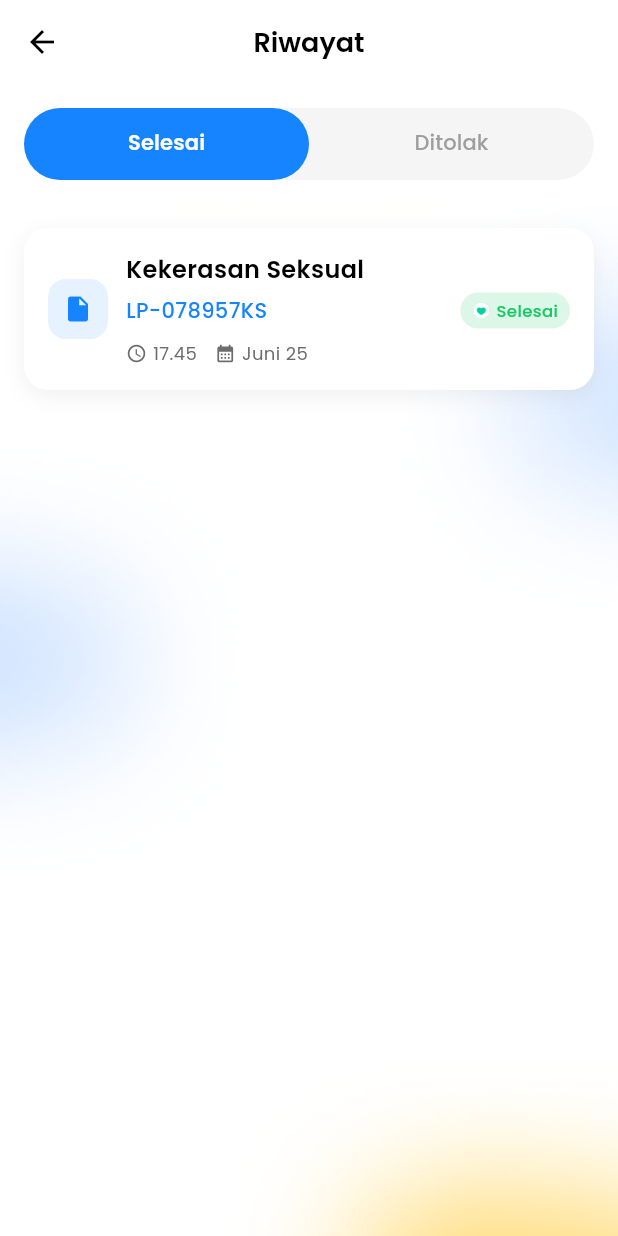
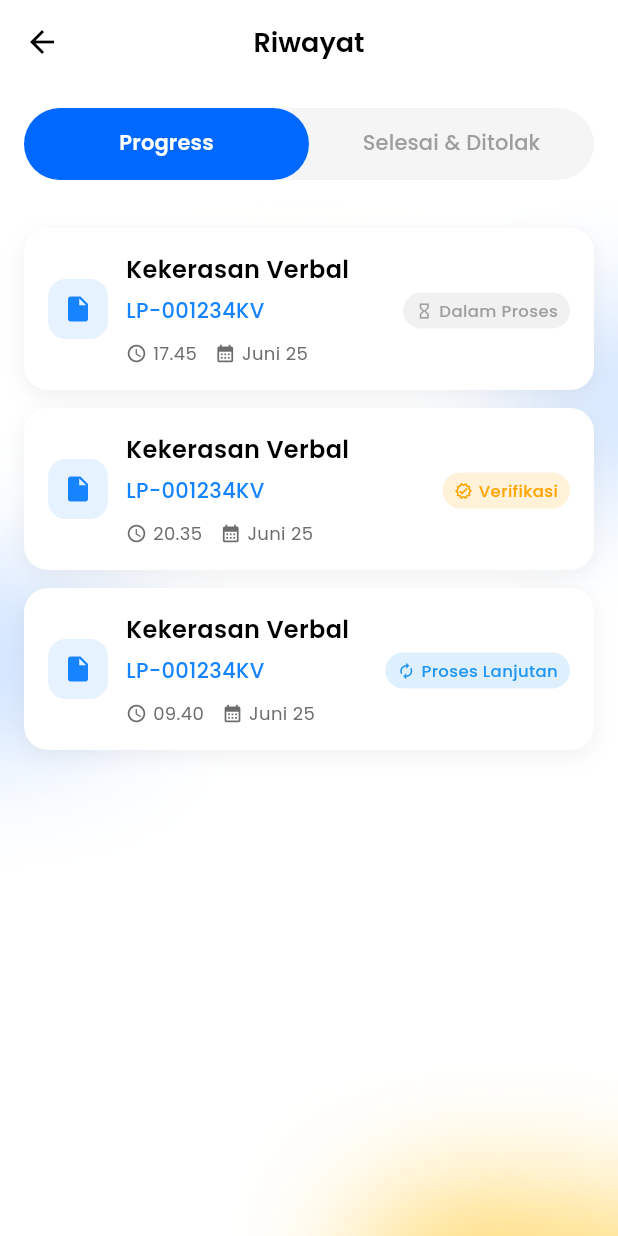
Before and after one commit to Arsieruuu/ppkpt_mobile, a Flutter app: the RiwayatPage screen opened directly, on a phone screen of 412 x 824 dp. Run offline on Flutter 3.47's test engine with Material 3 defaults, Android fonts, the light colour scheme and no system bars.

Commit message:
fix update riwayat and fix back button laporan

```diff
--- a/lib/models/report.dart
+++ b/lib/models/report.dart
@@ -15,4 +15,10 @@ class Report {
   });
 }
 
-enum ReportStatus { selesai, ditolak }
+enum ReportStatus {
+  dalamProses,
+  verifikasi,
+  prosesLanjutan,
+  selesai,
+  ditolak
+}
--- a/lib/pages/riwayat_page.dart
+++ b/lib/pages/riwayat_page.dart
@@ -26,7 +26,28 @@ class _RiwayatPageState extends State<RiwayatPage> with SingleTickerProviderStat
   }
 
   // Data dummy
-  final List<Report> reports = [
+  final List<Report> allReports = [
+    Report(
+      id: 'LP-001234KV',
+      title: 'Kekerasan Verbal',
+      time: '17.45',
+      date: DateTime(2025, 6, 24),
+      status: ReportStatus.dalamProses,
+    ),
+    Report(
+      id: 'LP-001234KV',
+      title: 'Kekerasan Verbal',
+      time: '20.35',
+      date: DateTime(2025, 6, 24),
+      status: ReportStatus.verifikasi,
+    ),
+    Report(
+      id: 'LP-001234KV',
+      title: 'Kekerasan Verbal',
+      time: '09.40',
+      date: DateTime(2025, 6, 25),
+      status: ReportStatus.prosesLanjutan,
+    ),
     Report(
       id: 'LP-078957KS',
       title: 'Kekerasan Seksual',
@@ -35,7 +56,7 @@ class _RiwayatPageState extends State<RiwayatPage> with SingleTickerProviderStat
       status: ReportStatus.selesai,
     ),
     Report(
-      id: 'LP-123456AB',
+      id: 'LP-123456KF',
       title: 'Kekerasan Fisik',
       time: '14.30',
       date: DateTime(2025, 6, 23),
@@ -43,12 +64,19 @@ class _RiwayatPageState extends State<RiwayatPage> with SingleTickerProviderStat
     ),
   ];
 
-  List<Report> get selesaiReports {
-    return reports.where((report) => report.status == ReportStatus.selesai).toList();
+  List<Report> get progressReports {
+    return allReports.where((report) =>
+      report.status == ReportStatus.dalamProses ||
+      report.status == ReportStatus.verifikasi ||
+      report.status == ReportStatus.prosesLanjutan
+    ).toList();
   }
 
-  List<Report> get ditolakReports {
-    return reports.where((report) => report.status == ReportStatus.ditolak).toList();
+  List<Report> get completedReports {
+    return allReports.where((report) =>
+      report.status == ReportStatus.selesai ||
+      report.status == ReportStatus.ditolak
+    ).toList();
   }
 
   @override
@@ -89,7 +117,7 @@ class _RiwayatPageState extends State<RiwayatPage> with SingleTickerProviderStat
                 child: TabBar(
                   controller: _tabController,
                   indicator: BoxDecoration(
-                    color: const Color(0xFF1683FF),
+                    color: const Color(0xFF0068FF),
                     borderRadius: BorderRadius.circular(25),
                   ),
                   labelColor: Colors.white,
@@ -105,8 +133,8 @@ class _RiwayatPageState extends State<RiwayatPage> with SingleTickerProviderStat
                   indicatorSize: TabBarIndicatorSize.tab,
                   dividerColor: Colors.transparent,
                   tabs: const [
-                    Tab(text: 'Selesai'),
-                    Tab(text: 'Ditolak'),
+                    Tab(text: 'Progress'),
+                    Tab(text: 'Selesai & Ditolak'),
                   ],
                 ),
               ),
@@ -116,8 +144,8 @@ class _RiwayatPageState extends State<RiwayatPage> with SingleTickerProviderStat
               child: TabBarView(
                 controller: _tabController,
                 children: [
-                  _buildReportList(selesaiReports, true),
-                  _buildReportList(ditolakReports, false),
+                  _buildReportList(progressReports, true),
+                  _buildReportList(completedReports, false),
                 ],
               ),
             ),
@@ -127,13 +155,13 @@ class _RiwayatPageState extends State<RiwayatPage> with SingleTickerProviderStat
     );
   }
 
-  Widget _buildReportList(List<Report> reports, bool isSelesai) {
+  Widget _buildReportList(List<Report> reports, bool isProgress) {
     if (isLoading) {
       return const LoadingWidget();
     }
 
     if (reports.isEmpty) {
-      return EmptyWidget(isSelesai: isSelesai);
+      return EmptyWidget(isProgress: isProgress);
     }
 
     return ListView.builder(
@@ -212,9 +240,9 @@ class LoadingWidget extends StatelessWidget {
 
 // Empty Widget
 class EmptyWidget extends StatelessWidget {
-  final bool isSelesai;
+  final bool isProgress;
 
-  const EmptyWidget({super.key, required this.isSelesai});
+  const EmptyWidget({super.key, required this.isProgress});
 
   @override
   Widget build(BuildContext context) {
@@ -229,9 +257,9 @@ class EmptyWidget extends StatelessWidget {
           ),
           const SizedBox(height: 16),
           Text(
-            isSelesai
-                ? 'Belum ada laporan selesai'
-                : 'Belum ada laporan ditolak',
+            isProgress
+                ? 'Belum ada laporan dalam progress'
+                : 'Belum ada laporan selesai atau ditolak',
             style: const TextStyle(
               color: Color(0xFF6D6D6D),
               fontSize: 16,
--- a/lib/widgets/status_badge.dart
+++ b/lib/widgets/status_badge.dart
@@ -9,11 +9,43 @@ class StatusBadge extends StatelessWidget {
 
   @override
   Widget build(BuildContext context) {
-    final isCompleted = status == ReportStatus.selesai;
-    final color = isCompleted ? const Color(0xFF17C964) : const Color(0xFFFF4D4F);
-    final bgColor = color.withOpacity(0.15);
-    final text = isCompleted ? 'Selesai' : 'Ditolak';
-    final iconPath = isCompleted ? 'assets/icons/ic_done.png' : 'assets/icons/ic_deny.png';
+    Color color;
+    Color bgColor;
+    String text;
+    IconData icon;
+
+    switch (status) {
+      case ReportStatus.dalamProses:
+        color = const Color(0xFF9E9E9E);
+        bgColor = color.withOpacity(0.15);
+        text = 'Dalam Proses';
+        icon = Icons.hourglass_empty;
+        break;
+      case ReportStatus.verifikasi:
+        color = const Color(0xFFFFA500);
+        bgColor = color.withOpacity(0.15);
+        text = 'Verifikasi';
+        icon = Icons.verified_outlined;
+        break;
+      case ReportStatus.prosesLanjutan:
+        color = const Color(0xFF2196F3);
+        bgColor = color.withOpacity(0.15);
+        text = 'Proses Lanjutan';
+        icon = Icons.autorenew;
+        break;
+      case ReportStatus.selesai:
+        color = const Color(0xFF17C964);
+        bgColor = color.withOpacity(0.15);
+        text = 'Selesai';
+        icon = Icons.check_circle_outline;
+        break;
+      case ReportStatus.ditolak:
+        color = const Color(0xFFFF4D4F);
+        bgColor = color.withOpacity(0.15);
+        text = 'Ditolak';
+        icon = Icons.cancel_outlined;
+        break;
+    }
 
     return Container(
       padding: const EdgeInsets.symmetric(horizontal: 8, vertical: 4),
@@ -24,10 +56,10 @@ class StatusBadge extends StatelessWidget {
       child: Row(
         mainAxisSize: MainAxisSize.min,
         children: [
-          Image.asset(
-            iconPath,
-            width: 12,
-            height: 12,
+          Icon(
+            icon,
+            size: 12,
+            color: color,
           ),
           const SizedBox(width: 4),
           Text(
```
Also changed, not shown: lib/pages/detail_progress_page.dart (added, +481 -0 lines), lib/pages/lapor_page.dart (+11 -74 lines), lib/widgets/report_card.dart (+11 -1 lines).
